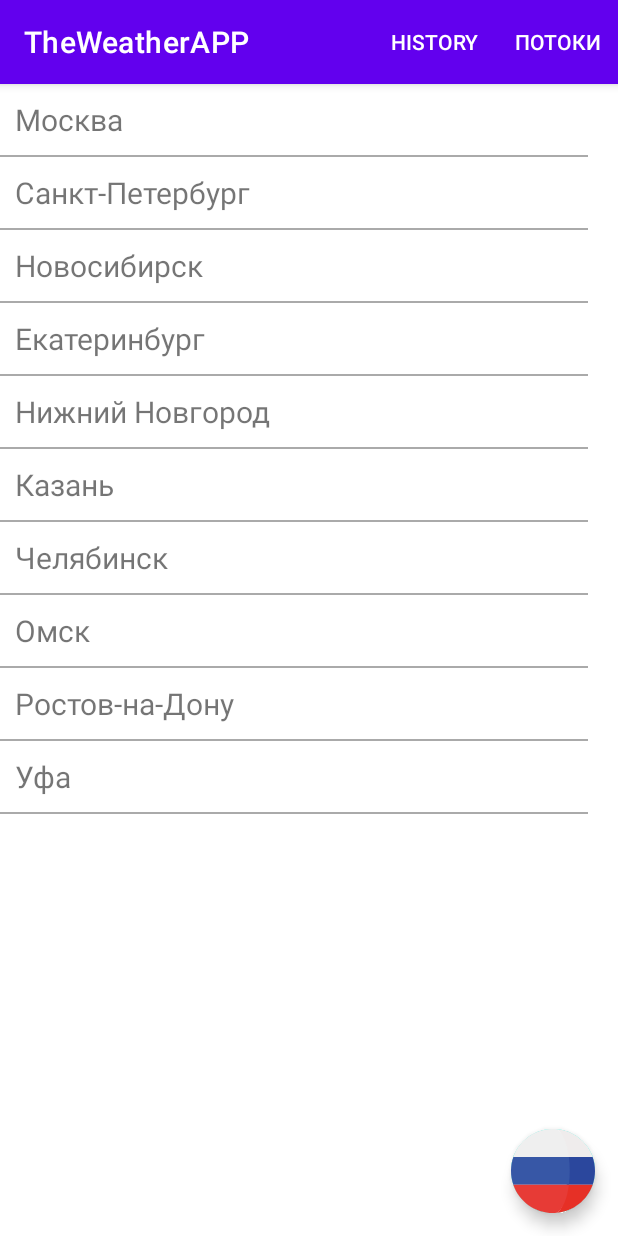
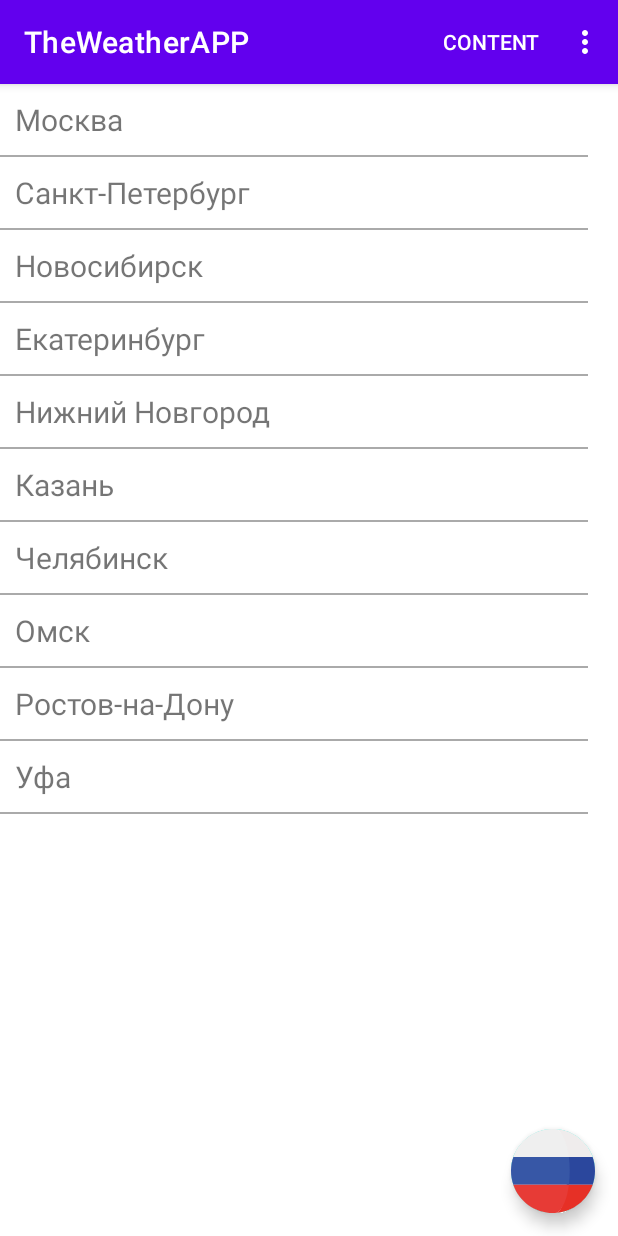
Before and after one commit to RomanovichAlex/MyWeatherApp, an Android app: the screen it shows after launch (MainActivity), on a phone screen of 412 x 824 dp. Run offline under Robolectric (Android 15) with nearby library versions, the phone set to English and light mode, and no system bars; our stand-ins replace Room's generated code.

Commit message:
Урок 9. Начало. Подготовили фрагмент для будущего списка контактов

```diff
--- a/app/src/main/AndroidManifest.xml
+++ b/app/src/main/AndroidManifest.xml
@@ -3,7 +3,7 @@
     package="by.romanovich.theweatherapp">
 
     <uses-permission android:name="android.permission.INTERNET" />
-
+    <uses-permission android:name="android.permission.READ_CONTACTS" />
 
     <application
         android:name=".room.App"
--- a/app/src/main/java/by/romanovich/theweatherapp/view/MainActivity.kt
+++ b/app/src/main/java/by/romanovich/theweatherapp/view/MainActivity.kt
@@ -11,6 +11,7 @@ import by.romanovich.theweatherapp.R
 import by.romanovich.theweatherapp.databinding.ActivityMainBinding
 import by.romanovich.theweatherapp.lesson6.MyBroadcastReceiver
 import by.romanovich.theweatherapp.lesson6.ThreadsFragment
+import by.romanovich.theweatherapp.lesson9.ContentProviderFragment
 import by.romanovich.theweatherapp.model.WeatherDTO
 import by.romanovich.theweatherapp.utils.BUNDLE_KEY
 import by.romanovich.theweatherapp.utils.BUNDLE_KEY_WEATHER
@@ -111,6 +112,11 @@ editor.apply()
                         .add(R.id.container, HistoryFragment.newInstance()).addToBackStack("")
                         .commit()
                     true
+                }R.id.menu_content -> {
+                    supportFragmentManager.beginTransaction()
+                        .add(R.id.container, ContentProviderFragment.newInstance()).addToBackStack("")
+                        .commit()
+                    true
                 }else -> {
                     super.onOptionsItemSelected(item)
                 }
--- a/app/src/main/res/menu/main_screen_menu.xml
+++ b/app/src/main/res/menu/main_screen_menu.xml
@@ -5,14 +5,21 @@
     <item
         android:id="@+id/menu_history"
         android:title="@string/history"
-        app:showAsAction="always" />
+        app:showAsAction="never" />
 
 
 
     <item
         android:id="@+id/menu_threads"
         android:title="@string/Threads"
-        app:showAsAction="ifRoom" />
+        app:showAsAction="never" />
+
+
+
+    <item
+        android:id="@+id/menu_content"
+        android:title="@string/content"
+        app:showAsAction="always" />
 
 
 </menu>
--- a/app/src/main/res/values/strings.xml
+++ b/app/src/main/res/values/strings.xml
@@ -21,7 +21,7 @@
     <string name="codeError">strings</string>
     <string name="ok" type="id" />
     <string name="codeTextView" type="id">strings</string>
-
+    <string name="content">Content</string>
 
 
 </resources>
```
Also changed, not shown: app/src/main/java/by/romanovich/theweatherapp/lesson9/ContentProviderFragment.kt (added, +40 -0 lines), app/src/main/res/layout/fragment_content_provider.xml (added, +13 -0 lines).
